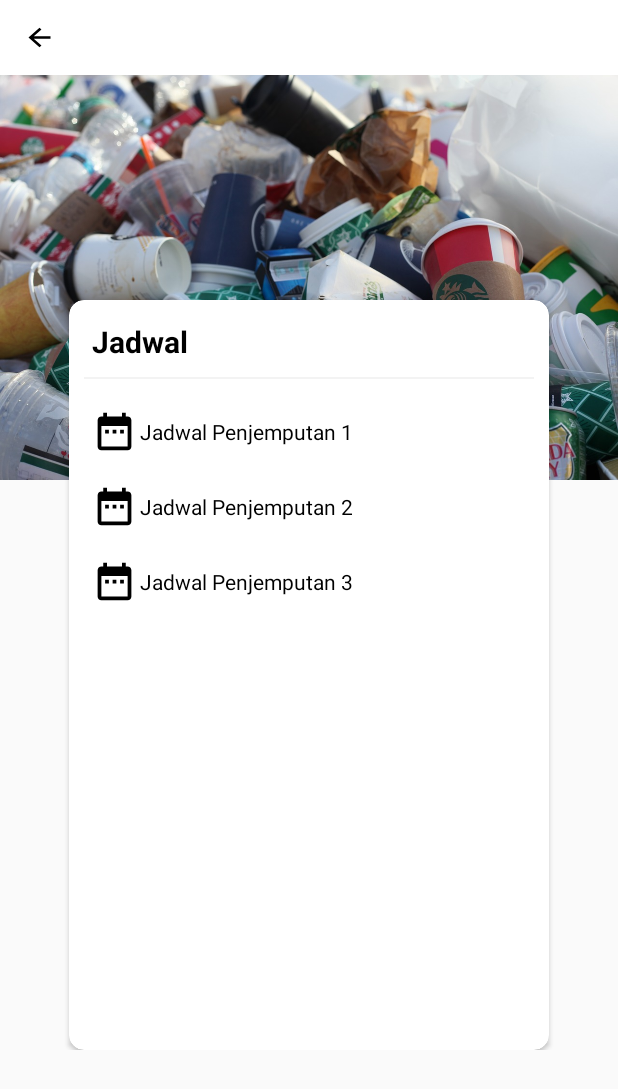
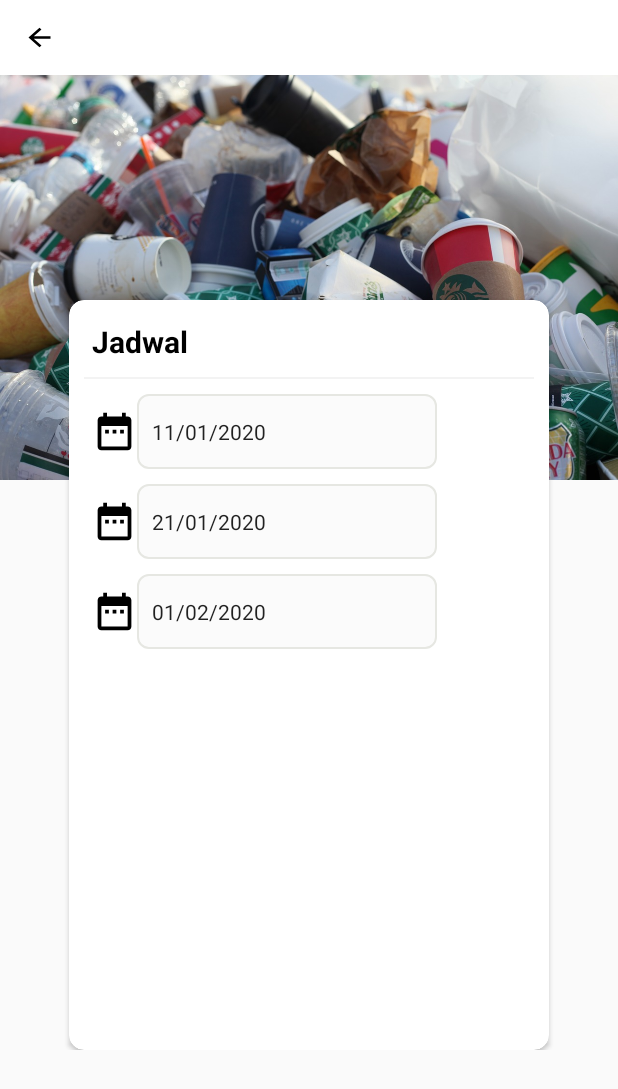
Before and after one commit to septiyan333/SampahAndro, an Android app: the layout activity_jadwal.xml on its own in the app's theme, with its tools: preview values and no code run, on a phone screen of 412 x 824 dp. Shown: the top 1089 px of the screen. Run offline under Robolectric (Android 15) with nearby library versions, the phone set to English and light mode, and no system bars.

Commit message:
Update activity_jadwal.xml

```diff
--- a/app/src/main/res/layout/activity_jadwal.xml
+++ b/app/src/main/res/layout/activity_jadwal.xml
@@ -89,13 +89,20 @@
                                 android:src="@drawable/ic_jadwal_black_24dp"
                                 android:layout_width="30dp"
                                 android:layout_height="30dp"/>
-                            <TextView
-                                android:layout_marginTop="15dp"
-                                android:paddingLeft="2dp"
-                                android:textColor="#000"
-                                android:text="Jadwal Penjemputan 1"
-                                android:layout_width="wrap_content"
-                                android:layout_height="wrap_content"/>
+                        <LinearLayout
+                            android:layout_width="match_parent"
+                            android:layout_height="wrap_content">
+
+                            <EditText
+                                android:layout_width="200dp"
+                                android:layout_height="50dp"
+                                android:inputType="textEmailAddress"
+                                android:background="@drawable/background_form"
+                                android:text="11/01/2020"
+                                android:padding="10dp"
+                                android:textColorHint="#969696"
+                                android:textSize="14sp" />
+                        </LinearLayout>
                         </LinearLayout>
 
                 <!--   Membuat Horizontal  -->
@@ -111,13 +118,20 @@
                         android:src="@drawable/ic_jadwal_black_24dp"
                         android:layout_width="30dp"
                         android:layout_height="30dp"/>
-                    <TextView
-                        android:layout_marginTop="15dp"
-                        android:paddingLeft="2dp"
-                        android:textColor="#000"
-                        android:text="Jadwal Penjemputan 2"
-                        android:layout_width="wrap_content"
-                        android:layout_height="wrap_content"/>
+                    <LinearLayout
+                        android:layout_width="match_parent"
+                        android:layout_height="wrap_content">
+
+                        <EditText
+                            android:layout_width="200dp"
+                            android:layout_height="50dp"
+                            android:inputType="textEmailAddress"
+                            android:background="@drawable/background_form"
+                            android:text="21/01/2020"
+                            android:padding="10dp"
+                            android:textColorHint="#969696"
+                            android:textSize="14sp" />
+                    </LinearLayout>
                 </LinearLayout>
 
                 <!--   Membuat Horizontal  -->
@@ -133,13 +147,20 @@
                         android:src="@drawable/ic_jadwal_black_24dp"
                         android:layout_width="30dp"
                         android:layout_height="30dp"/>
-                    <TextView
-                        android:layout_marginTop="15dp"
-                        android:paddingLeft="2dp"
-                        android:textColor="#000"
-                        android:text="Jadwal Penjemputan 3"
-                        android:layout_width="wrap_content"
-                        android:layout_height="wrap_content"/>
+                    <LinearLayout
+                        android:layout_width="match_parent"
+                        android:layout_height="wrap_content">
+
+                        <EditText
+                            android:layout_width="200dp"
+                            android:layout_height="50dp"
+                            android:inputType="textEmailAddress"
+                            android:background="@drawable/background_form"
+                            android:text="01/02/2020"
+                            android:padding="10dp"
+                            android:textColorHint="#969696"
+                            android:textSize="14sp" />
+                    </LinearLayout>
                 </LinearLayout>
             </LinearLayout>
         </androidx.cardview.widget.CardView>
```
